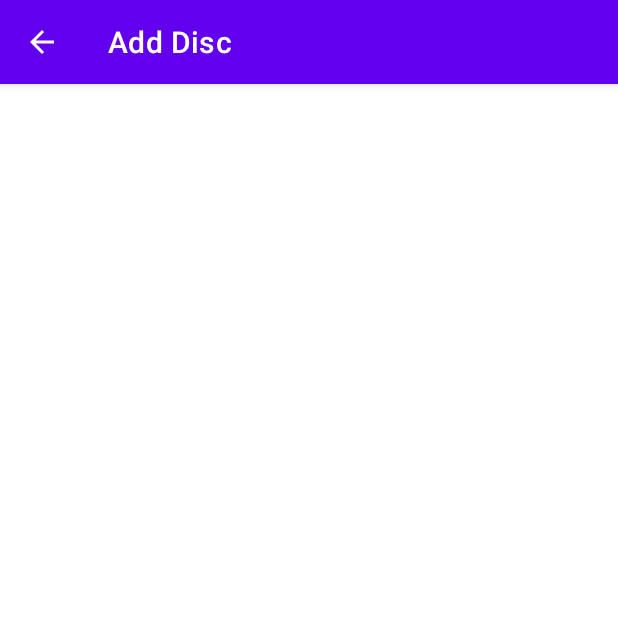
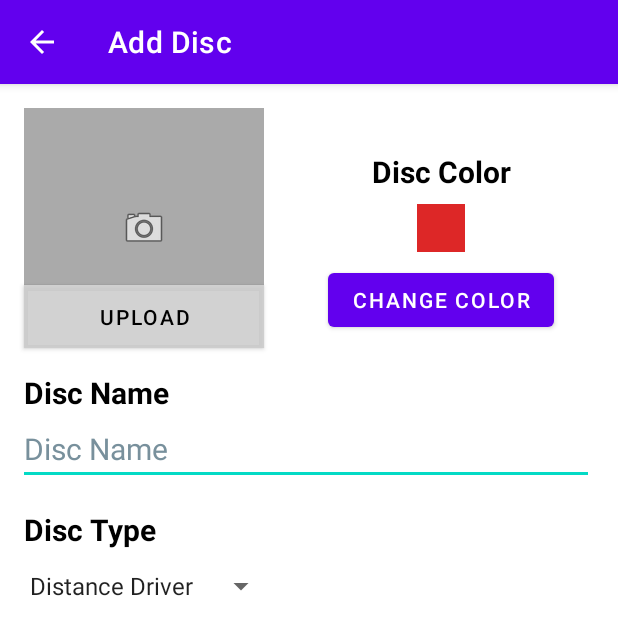
Before and after one commit to ColtonJacobson23/DiscGolfApp, an Android app: the AddDiscActivity screen opened directly, with no data from a screen before it, on a phone screen of 412 x 824 dp. Shown: the top 635 px of the screen. Run offline under Robolectric (Android 15) with nearby library versions, the light colour scheme and no system bars.

Commit message:
Created image, color, name and type prompts for add disc activity.

```diff
--- a/discgolfapp_v1/app/src/main/java/com/example/discgolfapp_v1/AddDiscActivity.kt
+++ b/discgolfapp_v1/app/src/main/java/com/example/discgolfapp_v1/AddDiscActivity.kt
@@ -1,11 +1,13 @@
 package com.example.discgolfapp_v1
 
+import android.os.Bundle
 import androidx.appcompat.app.AppCompatActivity
-import android.os.Bundle
+
 
 class AddDiscActivity : AppCompatActivity() {
     override fun onCreate(savedInstanceState: Bundle?) {
         super.onCreate(savedInstanceState)
         setContentView(R.layout.activity_add_disc)
+
     }
 }
--- a/discgolfapp_v1/app/src/main/res/layout/activity_add_disc.xml
+++ b/discgolfapp_v1/app/src/main/res/layout/activity_add_disc.xml
@@ -6,4 +6,127 @@
     android:layout_height="match_parent"
     tools:context=".AddDiscActivity">
 
+    <Button
+        android:id="@+id/change_disc_color_button"
+        android:layout_width="wrap_content"
+        android:layout_height="wrap_content"
+        android:layout_marginTop="8dp"
+        android:text="@string/pick_disc_color_button"
+        app:layout_constraintEnd_toEndOf="@+id/disc_color_preview"
+        app:layout_constraintStart_toStartOf="@+id/disc_color_preview"
+        app:layout_constraintTop_toBottomOf="@+id/disc_color_preview" />
+
+    <EditText
+        android:id="@+id/disc_name_input"
+        android:layout_width="0dp"
+        android:layout_height="wrap_content"
+        android:layout_marginStart="12dp"
+        android:layout_marginEnd="16dp"
+        android:autofillHints=""
+        android:ems="10"
+        android:hint="@string/disc_name_prompt"
+        android:inputType="textPersonName"
+        android:textColorHint="#78909C"
+        android:textSize="20sp"
+        app:layout_constraintEnd_toEndOf="parent"
+        app:layout_constraintHorizontal_bias="1.0"
+        app:layout_constraintStart_toStartOf="parent"
+        app:layout_constraintTop_toBottomOf="@+id/disc_name_prompt"
+        tools:ignore="DuplicateSpeakableTextCheck" />
+    <!--
+    <View
+        android:id="@+id/view"
+        android:layout_width="140dp"
+        android:layout_height="140dp"
+        android:layout_marginTop="16dp"
+        android:background="@drawable/disc_preview"
+        app:layout_constraintEnd_toEndOf="parent"
+        app:layout_constraintStart_toStartOf="parent"
+        app:layout_constraintTop_toTopOf="parent" />
+-->
+
+    <ImageButton
+        android:id="@+id/disc_image"
+        android:layout_width="160dp"
+        android:layout_height="160dp"
+        android:layout_marginStart="16dp"
+        android:layout_marginTop="16dp"
+        android:background="#AAAAAA"
+        android:contentDescription="@string/upload_photo_readable_text"
+        app:layout_constraintStart_toStartOf="parent"
+        app:layout_constraintTop_toTopOf="parent"
+        app:srcCompat="@android:drawable/ic_menu_camera" />
+
+    <Spinner
+        android:id="@+id/disc_type_input"
+        android:layout_width="wrap_content"
+        android:layout_height="48dp"
+        android:layout_marginStart="12dp"
+        android:entries="@array/disc_types"
+        android:requiresFadingEdge="horizontal|vertical"
+        app:layout_constraintStart_toStartOf="parent"
+        app:layout_constraintTop_toBottomOf="@+id/disc_type_prompt" />
+
+    <TextView
+        android:id="@+id/disc_name_prompt"
+        android:layout_width="wrap_content"
+        android:layout_height="wrap_content"
+        android:layout_marginStart="16dp"
+        android:layout_marginTop="16dp"
+        android:text="@string/disc_name_prompt"
+        android:textColor="#000000"
+        android:textSize="20sp"
+        android:textStyle="bold"
+        app:layout_constraintStart_toStartOf="parent"
+        app:layout_constraintTop_toBottomOf="@+id/disc_image" />
+
+    <TextView
+        android:id="@+id/disc_type_prompt"
+        android:layout_width="wrap_content"
+        android:layout_height="wrap_content"
+        android:layout_marginStart="16dp"
+        android:layout_marginTop="16dp"
+        android:text="@string/disc_type_prompt"
+        android:textColor="#000000"
+        android:textSize="20sp"
+        android:textStyle="bold"
+        app:layout_constraintStart_toStartOf="parent"
+        app:layout_constraintTop_toBottomOf="@+id/disc_name_input" />
+
+    <TextView
+        android:id="@+id/disc_color_prompt"
+        android:layout_width="wrap_content"
+        android:layout_height="wrap_content"
+        android:layout_marginBottom="8dp"
+        android:text="@string/disc_color_prompt"
+        android:textColor="#000000"
+        android:textSize="20sp"
+        android:textStyle="bold"
+        app:layout_constraintBottom_toTopOf="@+id/disc_color_preview"
+        app:layout_constraintEnd_toEndOf="@+id/disc_color_preview"
+        app:layout_constraintStart_toStartOf="@+id/disc_color_preview" />
+
+    <View
+        android:id="@+id/disc_color_preview"
+        android:layout_width="32dp"
+        android:layout_height="32dp"
+        android:background="#DD2727"
+        app:layout_constraintBottom_toBottomOf="@+id/disc_image"
+        app:layout_constraintEnd_toEndOf="parent"
+        app:layout_constraintStart_toEndOf="@+id/disc_image"
+        app:layout_constraintTop_toTopOf="@+id/disc_image" />
+
+    <Button
+        android:id="@+id/upload_disc_photo_button"
+        android:layout_width="0dp"
+        android:layout_height="wrap_content"
+        android:backgroundTint="#88DDDDDD"
+        android:insetBottom="0dp"
+        android:text="@string/upload_photo_button"
+        android:textColor="#000000"
+        app:cornerRadius="0dp"
+        app:layout_constraintBottom_toBottomOf="@+id/disc_image"
+        app:layout_constraintEnd_toEndOf="@+id/disc_image"
+        app:layout_constraintStart_toStartOf="@+id/disc_image" />
+
 </androidx.constraintlayout.widget.ConstraintLayout>
--- a/discgolfapp_v1/app/src/main/res/values/strings.xml
+++ b/discgolfapp_v1/app/src/main/res/values/strings.xml
@@ -9,4 +9,21 @@
     <string name="add_disc_name">Add Disc</string>
 
     <string name="add_disc_action">Add Disc</string>
+
+    <string name="upload_photo_readable_text">Disc Photo</string>
+    <string name="upload_photo_button">Upload</string>
+    <string name="pick_disc_color_button">Change Color</string>
+    <string name="disc_color_prompt">Disc Color</string>
+    <string name="disc_name_prompt">Disc Name</string>
+    <string name="disc_type_prompt">Disc Type</string>
+
+    <string-array name="disc_types">
+        <item>Distance Driver</item>
+        <item>Fairway Driver</item>
+        <item>Midrange</item>
+        <item>Putter</item>
+    </string-array>
+
+    <string name="inner_disc_color">#D3D3D3</string>
+    <string name="outer_disc_color">#939393</string>
 </resources>
```
